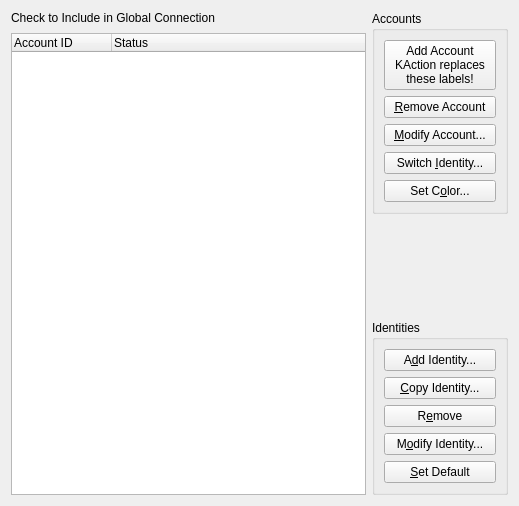
This is kopete/config/accounts/kopeteaccountconfigbase.ui in KDE/kopete as Qt 5 draws it before an edit. The edited form follows.
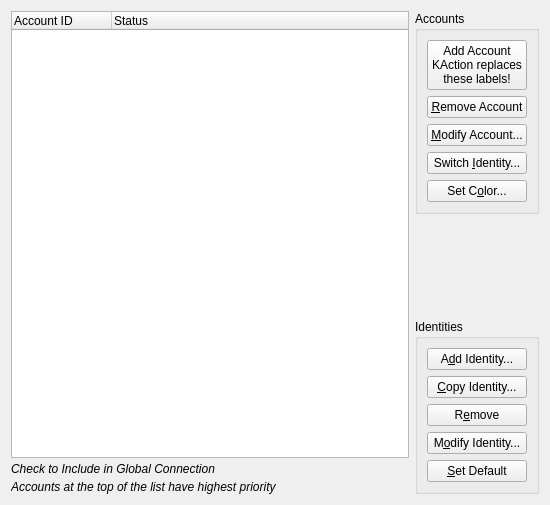
This is the edited form. Custom widgets are drawn as their Qt base class.

Commit message: Add tip about priority.

The edit to the form file:
```diff
--- a/kopete/config/accounts/kopeteaccountconfigbase.ui
+++ b/kopete/config/accounts/kopeteaccountconfigbase.ui
@@ -1,13 +1,13 @@
 <ui version="4.0" >
  <author>Olivier Goffart</author>
  <class>KopeteAccountConfigBase</class>
- <widget class="QWidget" name="KopeteAccountConfigBase" >
-  <property name="geometry" >
+ <widget class="QWidget" name="KopeteAccountConfigBase">
+  <property name="geometry">
    <rect>
     <x>0</x>
     <y>0</y>
-    <width>519</width>
-    <height>506</height>
+    <width>550</width>
+    <height>505</height>
    </rect>
   </property>
   <property name="windowTitle" >
@@ -15,32 +15,19 @@
   </property>
   <layout class="QHBoxLayout" >
    <item>
-    <layout class="QVBoxLayout" >
-     <property name="spacing" >
-      <number>8</number>
+    <layout class="QVBoxLayout">
+     <property name="spacing">
+      <number>4</number>
      </property>
      <item>
-      <widget class="QLabel" name="label" >
-       <property name="text" >
-        <string comment="second-person command" >Check to Include in Global Connection</string>
-       </property>
-      </widget>
-     </item>
-     <item>
-      <widget class="AccountTreeWidget" name="mAccountList" >
-       <property name="sizePolicy" >
-        <sizepolicy vsizetype="MinimumExpanding" hsizetype="MinimumExpanding" >
+      <widget class="AccountTreeWidget" name="mAccountList">
+       <property name="sizePolicy">
+        <sizepolicy hsizetype="MinimumExpanding" vsizetype="MinimumExpanding">
          <horstretch>0</horstretch>
          <verstretch>0</verstretch>
         </sizepolicy>
        </property>
-       <property name="sizePolicy" >
-        <sizepolicy vsizetype="MinimumExpanding" hsizetype="MinimumExpanding" >
-         <horstretch>0</horstretch>
-         <verstretch>0</verstretch>
-        </sizepolicy>
-       </property>
-       <property name="acceptDrops" >
+       <property name="acceptDrops">
         <bool>true</bool>
        </property>
        <property name="whatsThis" >
@@ -82,6 +69,25 @@
        </column>
       </widget>
      </item>
+     <item>
+      <widget class="QLabel" name="label">
+       <property name="text">
+        <string comment="second-person command">&lt;span style=&quot; font-style:italic;&quot;&gt;Check to Include in Global Connection&lt;/span&gt;</string>
+       </property>
+      </widget>
+     </item>
+     <item>
+      <widget class="QLabel" name="label_2">
+       <property name="whatsThis">
+        <string>Use drag &amp; drop to increase or decrease the priority of accounts, accounts at the top of the list have highest priority.
+
+The priority is used to determine which contact to use when you click on a metacontact: Kopete will use the contact of the account with the greatest priority (if all contacts have the same online status).</string>
+       </property>
+       <property name="text">
+        <string>&lt;span style=&quot; font-style:italic;&quot;&gt;Accounts at the top of the list have highest priority&lt;/span&gt;</string>
+       </property>
+      </widget>
+     </item>
     </layout>
    </item>
    <item>
@@ -164,10 +170,10 @@
        <property name="orientation" >
         <enum>Qt::Vertical</enum>
        </property>
-       <property name="sizeHint" stdset="0" >
+       <property name="sizeHint" stdset="0">
         <size>
-         <width>136</width>
-         <height>161</height>
+         <width>20</width>
+         <height>0</height>
         </size>
        </property>
       </spacer>
```
Left out of the diff: 115 changed lines with no effect on the pictures. The commit also changes 2 other files.
